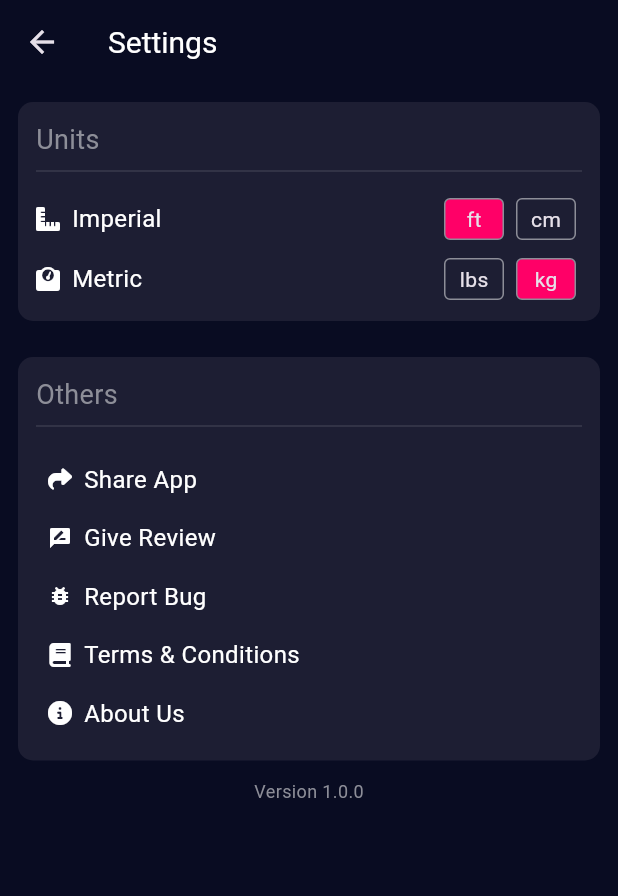
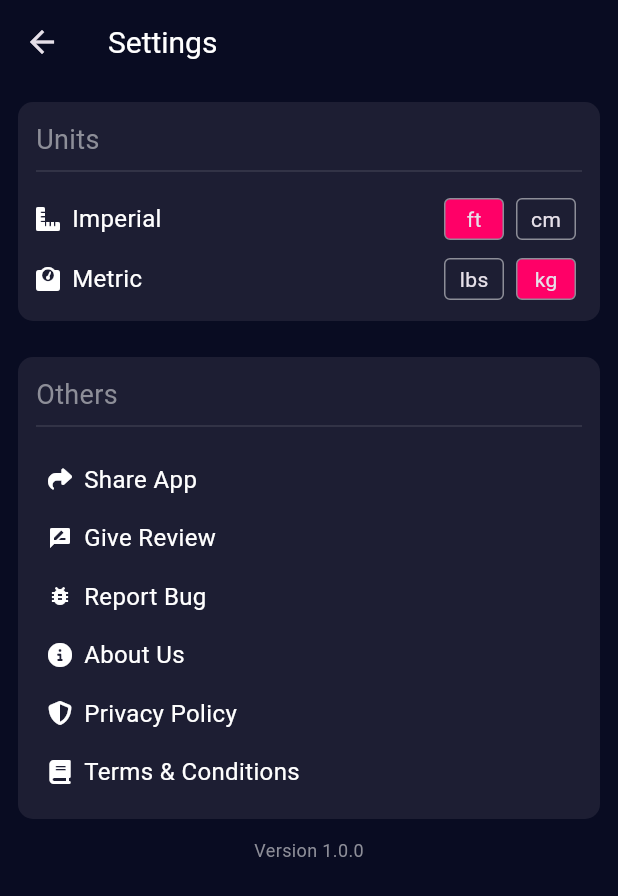
Before and after one commit to KayesAshfaQ/bmi-calculator-flutter, a Flutter app: the screen it shows after launch, after a tap on the "settings" icon, on a phone screen of 412 x 824 dp. Shown: the top 896 px of the screen. Run offline on Flutter 3.47's test engine with Material 3 defaults, Android fonts, the phone set to English and light mode, and no system bars; our stand-ins replace firebase_core, firebase_crashlytics, firebase_remote_config, fluttertoast, font_awesome_flutter, in_app_review and 4 more; accounts and stored records are empty.

Commit message:
feat: update settings page to swap About Us and Terms & Conditions with correct navigation and URLs

```diff
--- a/lib/pages/settings_page.dart
+++ b/lib/pages/settings_page.dart
@@ -157,6 +157,33 @@ class _SettingsPageState extends State<SettingsPage> {
                       onTap: () => settingsController.reportBug(context),
                     ),
                     settingItem(
+                      'About Us',
+                      FontAwesomeIcons.circleInfo,
+                      onTap: () {
+                        Navigator.push(
+                          context,
+                          MaterialPageRoute(
+                            builder: (context) => const AboutPage(),
+                          ),
+                        );
+                      },
+                    ),
+                    settingItem(
+                      'Privacy Policy',
+                      FontAwesomeIcons.shieldHalved,
+                      onTap: () {
+                        Navigator.push(
+                          context,
+                          MaterialPageRoute(
+                            builder: (context) => const TermsConditions(
+                              url: 'bmi.solobit.dev/privacy_policy.html',
+                              title: 'Privacy Policy',
+                            ),
+                          ),
+                        );
+                      },
+                    ),
+                    settingItem(
                       'Terms & Conditions',
                       FontAwesomeIcons.book,
                       onTap: () {
@@ -164,21 +191,9 @@ class _SettingsPageState extends State<SettingsPage> {
                           context,
                           MaterialPageRoute(
                             builder: (context) => const TermsConditions(
-                              url: 'bmi.solobit.dev',
+                              url: 'bmi.solobit.dev/terms_and_condition.html',
                               title: 'Terms & Conditions',
                             ),
-                          ),
-                        );
-                      },
-                    ),
-                    settingItem(
-                      'About Us',
-                      FontAwesomeIcons.circleInfo,
-                      onTap: () {
-                        Navigator.push(
-                          context,
-                          MaterialPageRoute(
-                            builder: (context) => const AboutPage(),
                           ),
                         );
                       },
```
Also changed, not shown: 1 other file.
